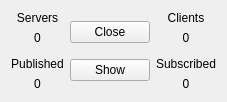
Before: the Qt Designer form mqt/MqtServer/servermain.ui in Rsclub22/Minos2-Mirror, drawn with Qt 5.
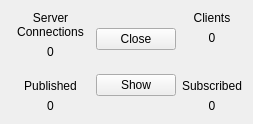
After: the same form once the commit is applied.

Commit message: Reword as servers are server connections

Diff of the .ui file:
```diff
--- a/mqt/MqtServer/servermain.ui
+++ b/mqt/MqtServer/servermain.ui
@@ -6,8 +6,8 @@
    <rect>
     <x>0</x>
     <y>0</y>
-    <width>218</width>
-    <height>102</height>
+    <width>253</width>
+    <height>124</height>
    </rect>
   </property>
   <property name="windowTitle">
@@ -22,10 +22,13 @@
         <item>
          <widget class="QLabel" name="label">
           <property name="text">
-           <string>Servers</string>
+           <string>Server Connections</string>
           </property>
           <property name="alignment">
-           <set>Qt::AlignCenter</set>
+           <set>Qt::AlignmentFlag::AlignCenter</set>
+          </property>
+          <property name="wordWrap">
+           <bool>true</bool>
           </property>
          </widget>
         </item>
```
Left out of the diff: 24 changed lines with no effect on the pictures. The commit also changes 2 other files.
